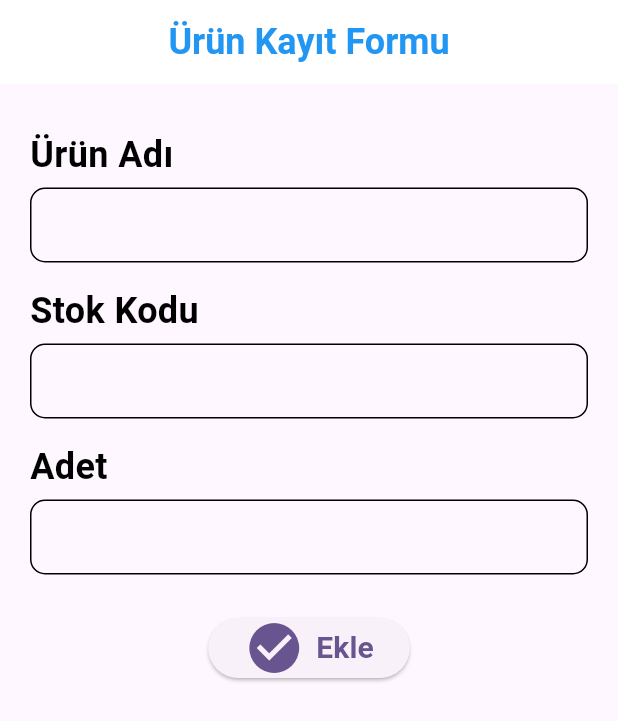
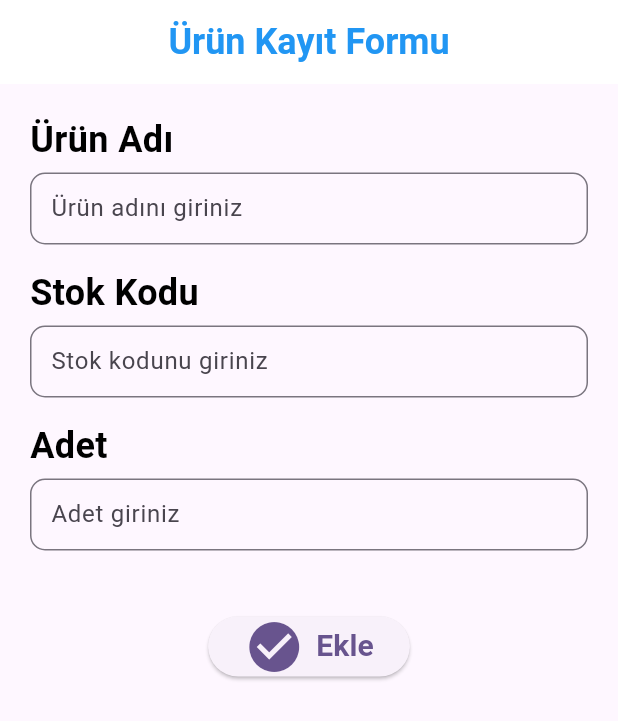
Before and after one commit to alicanyucel/FlutterFireBaseCrud, a Flutter app: the screen it shows after launch, on a phone screen of 412 x 824 dp. Shown: the top 721 px of the screen. Run offline on Flutter 3.47's test engine with Material 3 defaults, Android fonts, the phone set to English and light mode, and no system bars; our stand-ins replace fluttertoast, sqflite; accounts and stored records are empty.

Commit message:
mükemmel oldu.

```diff
--- a/FireBaseCrud/lib/product/product.dart
+++ b/FireBaseCrud/lib/product/product.dart
@@ -1,6 +1,5 @@
 import 'package:firebasecrud/pages/dashboard.dart';
 import 'package:firebasecrud/services/database.dart';
-import 'package:flutter/foundation.dart';
 import 'package:flutter/material.dart';
 import 'package:fluttertoast/fluttertoast.dart';
 
@@ -10,113 +9,47 @@ class Employee extends StatefulWidget {
 }
 
 class _EmployeeState extends State<Employee> {
-  TextEditingController materialnamecontroller = TextEditingController();
-  TextEditingController stockcodecontroller = TextEditingController();
-  TextEditingController quantitycontroller = TextEditingController();
+  final _formKey = GlobalKey<FormState>();
+  TextEditingController materialNameController = TextEditingController();
+  TextEditingController stockCodeController = TextEditingController();
+  TextEditingController quantityController = TextEditingController();
 
   @override
   Widget build(BuildContext context) {
     return Scaffold(
       appBar: AppBar(
-        title: const Row(
-          mainAxisAlignment: MainAxisAlignment.center,
-          children: [
-            Text(
+        title: const Text(
           "Ürün Kayıt Formu",
-              style: TextStyle(
-                color: Colors.blue,
-                fontSize: 24.0,
-                fontWeight: FontWeight.bold,
-              ),
-            ),
-          ],
+          style: TextStyle(color: Colors.blue, fontSize: 24.0, fontWeight: FontWeight.bold),
         ),
         centerTitle: true,
         backgroundColor: Colors.white,
         elevation: 0,
       ),
       body: SingleChildScrollView(
-        child: Container(
-          margin: const EdgeInsets.only(
-              left: 20.0, top: 30.0, right: 20.0, bottom: 30.0),
+        child: Padding(
+          padding: const EdgeInsets.all(20.0),
+          child: Form(
+            key: _formKey,
             child: Column(
               crossAxisAlignment: CrossAxisAlignment.start,
               children: [
-              Text(
-                "Ürün Adı",
-                style: TextStyle(
-                  color: Colors.black,
-                  fontSize: 24.0,
-                  fontWeight: FontWeight.bold,
-                ),
-              ),
-              SizedBox(height: 5.0),
-              Container(
-                padding: const EdgeInsets.only(left: 10.0),
-                decoration: BoxDecoration(
-                  border: Border.all(),
-                  borderRadius: BorderRadius.circular(10),
-                ),
-                child: TextField(
-                  controller: materialnamecontroller,
-                  decoration: InputDecoration(border: InputBorder.none),
-                ),
-              ),
-              SizedBox(height: 15.0),
-              Text(
-                "Stok Kodu",
-                style: TextStyle(
-                  color: Colors.black,
-                  fontSize: 24.0,
-                  fontWeight: FontWeight.bold,
-                ),
-              ),
-              SizedBox(height: 5.0),
-              Container(
-                padding: const EdgeInsets.only(left: 10.0),
-                decoration: BoxDecoration(
-                  border: Border.all(),
-                  borderRadius: BorderRadius.circular(10),
-                ),
-                child: TextField(
-                  controller: stockcodecontroller,
-                  decoration: InputDecoration(border: InputBorder.none),
-                ),
-              ),
-              SizedBox(height: 15.0),
-              Text(
-                "Adet",
-                style: TextStyle(
-                  color: Colors.black,
-                  fontSize: 24.0,
-                  fontWeight: FontWeight.bold,
-                ),
-              ),
-              SizedBox(height: 5.0),
-              Container(
-                padding: const EdgeInsets.only(left: 10.0),
-                decoration: BoxDecoration(
-                  border: Border.all(),
-                  borderRadius: BorderRadius.circular(10),
-                ),
-                child: TextField(
-                  controller: quantitycontroller,
-                  decoration: InputDecoration(border: InputBorder.none),
-                ),
-              ),
-              SizedBox(height: 25.0),
+                buildTextField("Ürün Adı", materialNameController, "Ürün adını giriniz"),
+                buildTextField("Stok Kodu", stockCodeController, "Stok kodunu giriniz"),
+                buildTextField("Adet", quantityController, "Adet giriniz", isNumeric: true),
+                const SizedBox(height: 25.0),
                 Center(
                   child: ElevatedButton(
                     onPressed: () async {
+                      if (_formKey.currentState!.validate()) {
                         try {
-                      final product =ProductModel(
-                        materialName: materialnamecontroller.text,
-                        stockCode: stockcodecontroller.text,
-                        quantity:  int.tryParse(quantitycontroller.text) ?? 0,
+                          final product = ProductModel(
+                            materialName: materialNameController.text,
+                            stockCode: stockCodeController.text,
+                            quantity: int.tryParse(quantityController.text) ?? 0,
                           );
                           await DatabaseHelper().insertProduct(product);
                           print("Veritabanına eklenen ürün: ${product.toMap()}");
-                      // DashboardScreen'e yönlendirme
                           Navigator.push(
                             context,
                             MaterialPageRoute(builder: (context) => DashboardScreen()),
@@ -125,47 +58,66 @@ class _EmployeeState extends State<Employee> {
                             msg: "Ürün başarıyla eklendi!",
                             toastLength: Toast.LENGTH_SHORT,
                             gravity: ToastGravity.BOTTOM,
-                        timeInSecForIosWeb: 1,
                             backgroundColor: Colors.green,
                             textColor: Colors.white,
-                        fontSize: 16.0,
                           );
                         } catch (e) {
                           Fluttertoast.showToast(
                             msg: "Bir hata oluştu: $e",
                             toastLength: Toast.LENGTH_LONG,
                             gravity: ToastGravity.BOTTOM,
-                        timeInSecForIosWeb: 2,
                             backgroundColor: Colors.red,
                             textColor: Colors.white,
-                        fontSize: 16.0,
                           );
-                      print("Hata: $e");
+                        }
                       }
                     },
                     child: Row(
                       mainAxisSize: MainAxisSize.min,
                       children: const [
-                      Icon(
-                        Icons.check_circle,
-                        size: 40.0,
+                        Icon(Icons.check_circle, size: 40.0),
+                        SizedBox(width: 8),
+                        Text("Ekle", style: TextStyle(fontSize: 20.0, fontWeight: FontWeight.bold)),
+                      ],
                     ),
-                      SizedBox(width: 8),
-                      Text(
-                        "Ekle",
-                        style: TextStyle(
-                          fontSize: 20.0,
-                          fontWeight: FontWeight.bold,
                   ),
                 ),
               ],
             ),
           ),
-              )
-            ],
-          ),
         ),
       ),
     );
   }
+
+  Widget buildTextField(String label, TextEditingController controller, String hintText, {bool isNumeric = false}) {
+    return Padding(
+      padding: const EdgeInsets.only(bottom: 15.0),
+      child: Column(
+        crossAxisAlignment: CrossAxisAlignment.start,
+        children: [
+          Text(
+            label,
+            style: const TextStyle(color: Colors.black, fontSize: 24.0, fontWeight: FontWeight.bold),
+          ),
+          const SizedBox(height: 5.0),
+          TextFormField(
+            controller: controller,
+            keyboardType: isNumeric ? TextInputType.number : TextInputType.text,
+            decoration: InputDecoration(
+              hintText: hintText,
+              border: OutlineInputBorder(borderRadius: BorderRadius.circular(10)),
+              contentPadding: const EdgeInsets.symmetric(horizontal: 10.0, vertical: 12.0),
+            ),
+            validator: (value) {
+              if (value == null || value.trim().isEmpty) {
+                return "$label boş bırakılamaz";
               }
+              return null;
+            },
+          ),
+        ],
+      ),
+    );
+  }
+}
```
Lines whose indentation alone changed are shown as unchanged.
